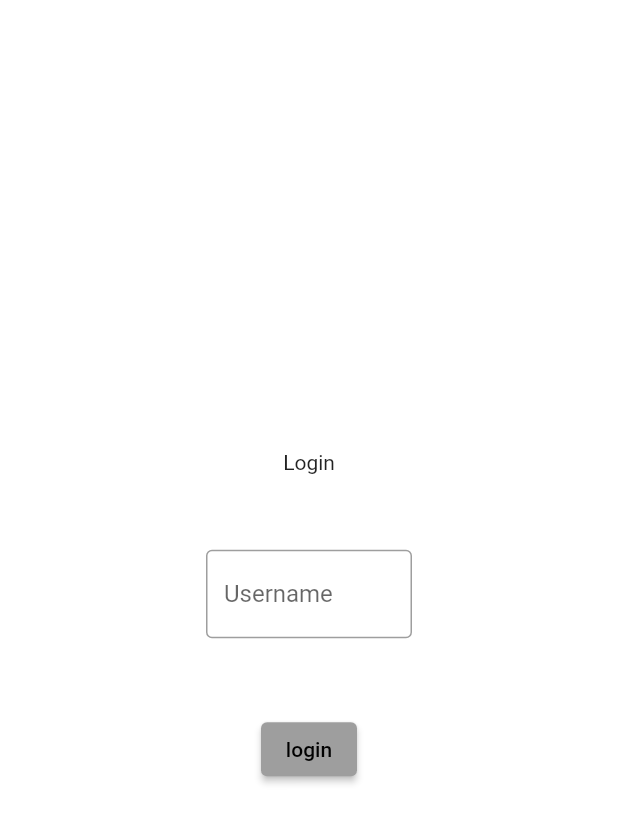
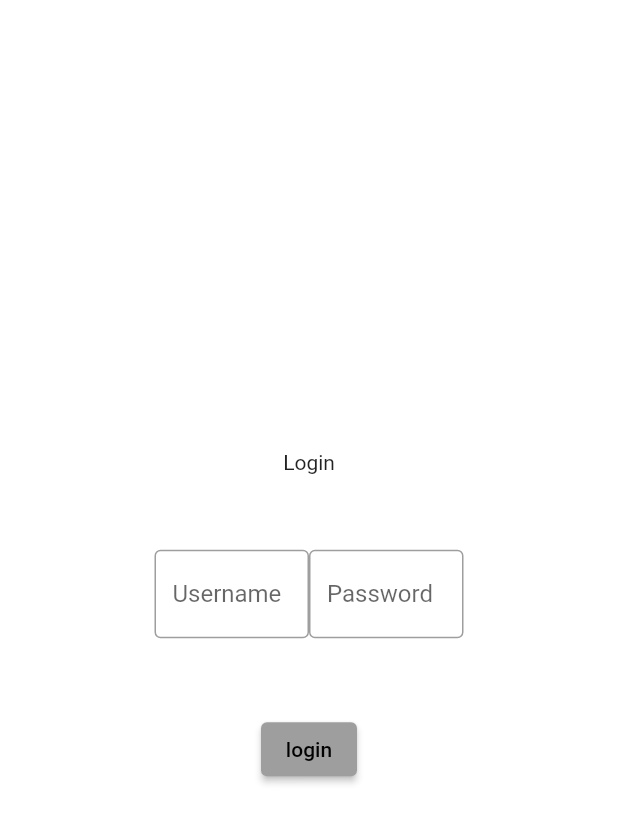
Before and after one commit to briankwu2/CE4201-IoT-FMG, a Flutter app: the screen it shows after launch, after a tap on "login", on a phone screen of 412 x 824 dp. Shown: the top 823 px of the screen. Run offline on Flutter 3.47's test engine with Material 2 defaults, Android fonts, the phone set to English and light mode, and no system bars; our stand-ins replace flutter_map, latlong2, syncfusion_flutter_charts; missing offline and left inert: flutter_map_marker_cluster; network calls fail.

```diff
--- a/frontendApp/find_my_grandpa/lib/login.dart
+++ b/frontendApp/find_my_grandpa/lib/login.dart
@@ -16,39 +16,22 @@ class LoinPage extends StatefulWidget {
 }
 
 class _LoinPageState extends State<LoinPage> {
-  final myController = TextEditingController();
+  final usrNameController = TextEditingController();
+  final passwordController = TextEditingController();
 
   bool loginFaild = false;
 
   @override
   void dispose() {
     // Clean up the controller when the widget is disposed.
-    myController.dispose();
+    usrNameController.dispose();
+    passwordController.dispose();
     super.dispose();
   }
 
-  // Widget buildLoginFeild() {
-  //   if (startedLogin) {}
-  //   return FutureBuilder<bool>(
-  //       future: isLoggedIn, // a previously-obtained Future<String> or null
-  //       builder: (BuildContext context, AsyncSnapshot<bool> snapshot) {
-  //         if (snapshot.hasData) {
-  //           if (snapshot.data == true) {
-  //             // logged in successfully
-  //             //Navigator.push(context, route)
-  //           } else {
-  //             // did not log in successfully
-  //           }
-  //         } else {
-  //           return TextField(
-  //               controller: myController,
-  //               decoration: InputDecoration(
-  //                   border: OutlineInputBorder(), labelText: 'Username'));
-  //         }
-  //       });
-  // }
   void loginFunc(BuildContext context) async {
-    bool success = await NetowrkManager().login(myController.text);
+    bool success = await NetowrkManager()
+        .login(usrNameController.text, passwordController.text);
     if (success) {
       // able to login
       Navigator.pushNamed(context, DashBoardWidget.route);
@@ -84,10 +67,18 @@ class _LoinPageState extends State<LoinPage> {
                       Expanded(
                           child: Container(
                         child: TextField(
-                            controller: myController,
+                            controller: usrNameController,
                             decoration: InputDecoration(
                                 border: OutlineInputBorder(),
                                 labelText: 'Username')),
+                      )),
+                      Expanded(
+                          child: Container(
+                        child: TextField(
+                            controller: passwordController,
+                            decoration: InputDecoration(
+                                border: OutlineInputBorder(),
+                                labelText: 'Password')),
                       )),
                       Expanded(child: Container())
                     ],
--- a/frontendApp/find_my_grandpa/lib/support_classes/network_manager.dart
+++ b/frontendApp/find_my_grandpa/lib/support_classes/network_manager.dart
@@ -15,7 +15,7 @@ class NetowrkManager {
 
   NetowrkManager._internal();
 
-  Future<bool> login(String username) async {
+  Future<bool> login(String username, String password) async {
     // true if login successful
     // false if login unsuccesful
 
--- a/frontendApp/find_my_grandpa/pubspec.yaml
+++ b/frontendApp/find_my_grandpa/pubspec.yaml
@@ -38,6 +38,7 @@ dependencies:
   latlong: ^0.6.1
   flutter_map: any
   flutter_map_marker_cluster: any
+  syncfusion_flutter_charts: ^20.3.57
 
 
 dev_dependencies:
```
Also changed, not shown: frontendApp/find_my_grandpa/lib/data/data_point.dart (+6 -4 lines), frontendApp/find_my_grandpa/lib/data/grandpa_data.dart (+22 -0 lines), frontendApp/find_my_grandpa/lib/views/dashboard_widget.dart (+24 -11 lines), frontendApp/find_my_grandpa/pubspec.lock, 2 other files.
